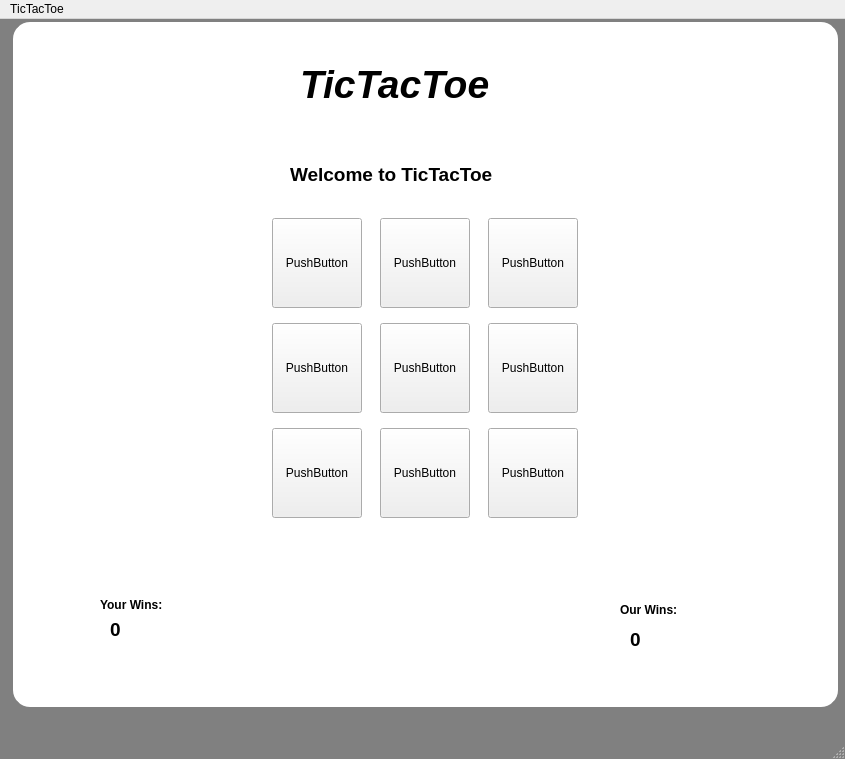
RafaelDaveiga/TicTacToe, file tictactoe.ui: the form before one commit.
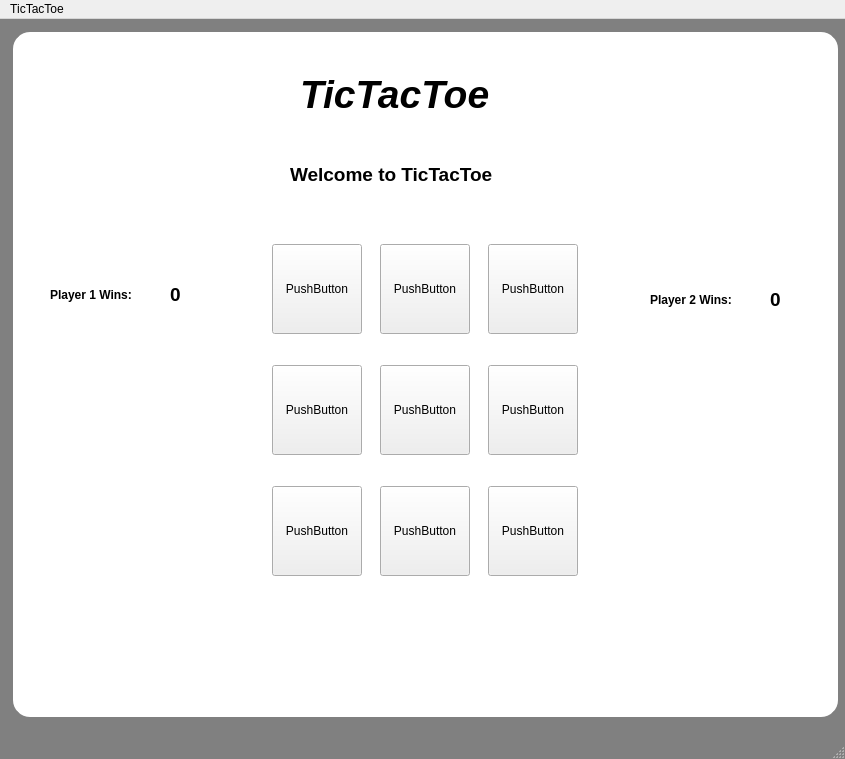
The form after the commit. Icons and pictures are not drawn.

Commit message: TicTacToe Commit still needs work

Patch:
```diff
--- a/tictactoe.ui
+++ b/tictactoe.ui
@@ -53,7 +53,7 @@
     <property name="geometry">
      <rect>
       <x>10</x>
-      <y>0</y>
+      <y>10</y>
       <width>831</width>
       <height>691</height>
      </rect>
@@ -70,12 +70,37 @@
        <x>250</x>
        <y>190</y>
        <width>331</width>
-       <height>321</height>
+       <height>383</height>
       </rect>
      </property>
      <layout class="QGridLayout" name="gridLayout">
-      <item row="2" column="1">
-       <widget class="QPushButton" name="box7">
+      <item row="1" column="0">
+       <widget class="QPushButton" name="box1">
+        <property name="sizePolicy">
+         <sizepolicy hsizetype="Minimum" vsizetype="MinimumExpanding">
+          <horstretch>50</horstretch>
+          <verstretch>50</verstretch>
+         </sizepolicy>
+        </property>
+        <property name="minimumSize">
+         <size>
+          <width>90</width>
+          <height>90</height>
+         </size>
+        </property>
+        <property name="maximumSize">
+         <size>
+          <width>90</width>
+          <height>90</height>
+         </size>
+        </property>
+        <property name="text">
+         <string>PushButton</string>
+        </property>
+       </widget>
+      </item>
+      <item row="2" column="2">
+       <widget class="QPushButton" name="box8">
         <property name="sizePolicy">
          <sizepolicy hsizetype="Minimum" vsizetype="MinimumExpanding">
           <horstretch>50</horstretch>
@@ -100,6 +125,81 @@
        </widget>
       </item>
       <item row="0" column="0">
+       <widget class="QPushButton" name="box0">
+        <property name="sizePolicy">
+         <sizepolicy hsizetype="Minimum" vsizetype="MinimumExpanding">
+          <horstretch>50</horstretch>
+          <verstretch>50</verstretch>
+         </sizepolicy>
+        </property>
+        <property name="minimumSize">
+         <size>
+          <width>90</width>
+          <height>90</height>
+         </size>
+        </property>
+        <property name="maximumSize">
+         <size>
+          <width>90</width>
+          <height>90</height>
+         </size>
+        </property>
+        <property name="text">
+         <string>PushButton</string>
+        </property>
+       </widget>
+      </item>
+      <item row="2" column="0">
+       <widget class="QPushButton" name="box2">
+        <property name="sizePolicy">
+         <sizepolicy hsizetype="Minimum" vsizetype="MinimumExpanding">
+          <horstretch>50</horstretch>
+          <verstretch>50</verstretch>
+         </sizepolicy>
+        </property>
+        <property name="minimumSize">
+         <size>
+          <width>90</width>
+          <height>90</height>
+         </size>
+        </property>
+        <property name="maximumSize">
+         <size>
+          <width>90</width>
+          <height>90</height>
+         </size>
+        </property>
+        <property name="text">
+         <string>PushButton</string>
+        </property>
+       </widget>
+      </item>
+      <item row="1" column="1">
+       <widget class="QPushButton" name="box4">
+        <property name="sizePolicy">
+         <sizepolicy hsizetype="Minimum" vsizetype="MinimumExpanding">
+          <horstretch>50</horstretch>
+          <verstretch>50</verstretch>
+         </sizepolicy>
+        </property>
+        <property name="minimumSize">
+         <size>
+          <width>90</width>
+          <height>90</height>
+         </size>
+        </property>
+        <property name="maximumSize">
+         <size>
+          <width>90</width>
+          <height>90</height>
+         </size>
+        </property>
+        <property name="text">
+         <string>PushButton</string>
+        </property>
+       </widget>
+      </item>
+      <item row="0" column="1">
        <widget class="QPushButton" name="box3">
         <property name="sizePolicy">
          <sizepolicy hsizetype="Minimum" vsizetype="MinimumExpanding">
@@ -124,57 +224,7 @@
         </property>
        </widget>
       </item>
-      <item row="0" column="1">
-       <widget class="QPushButton" name="box4">
-        <property name="sizePolicy">
-         <sizepolicy hsizetype="Minimum" vsizetype="MinimumExpanding">
-          <horstretch>50</horstretch>
-          <verstretch>50</verstretch>
-         </sizepolicy>
-        </property>
-        <property name="minimumSize">
-         <size>
-          <width>90</width>
-          <height>90</height>
-         </size>
-        </property>
-        <property name="maximumSize">
-         <size>
-          <width>90</width>
-          <height>90</height>
-         </size>
-        </property>
-        <property name="text">
-         <string>PushButton</string>
-        </property>
-       </widget>
-      </item>
-      <item row="1" column="1">
-       <widget class="QPushButton" name="box2">
-        <property name="sizePolicy">
-         <sizepolicy hsizetype="Minimum" vsizetype="MinimumExpanding">
-          <horstretch>50</horstretch>
-          <verstretch>50</verstretch>
-         </sizepolicy>
-        </property>
-        <property name="minimumSize">
-         <size>
-          <width>90</width>
-          <height>90</height>
-         </size>
-        </property>
-        <property name="maximumSize">
-         <size>
-          <width>90</width>
-          <height>90</height>
-         </size>
-        </property>
-        <property name="text">
-         <string>PushButton</string>
-        </property>
-       </widget>
-      </item>
-      <item row="0" column="2">
+      <item row="2" column="1">
        <widget class="QPushButton" name="box5">
         <property name="sizePolicy">
          <sizepolicy hsizetype="Minimum" vsizetype="MinimumExpanding">
@@ -199,57 +249,7 @@
         </property>
        </widget>
       </item>
-      <item row="1" column="0">
-       <widget class="QPushButton" name="box1">
-        <property name="sizePolicy">
-         <sizepolicy hsizetype="Minimum" vsizetype="MinimumExpanding">
-          <horstretch>50</horstretch>
-          <verstretch>50</verstretch>
-         </sizepolicy>
-        </property>
-        <property name="minimumSize">
-         <size>
-          <width>90</width>
-          <height>90</height>
-         </size>
-        </property>
-        <property name="maximumSize">
-         <size>
-          <width>90</width>
-          <height>90</height>
-         </size>
-        </property>
-        <property name="text">
-         <string>PushButton</string>
-        </property>
-       </widget>
-      </item>
-      <item row="2" column="0">
-       <widget class="QPushButton" name="box0">
-        <property name="sizePolicy">
-         <sizepolicy hsizetype="Minimum" vsizetype="MinimumExpanding">
-          <horstretch>50</horstretch>
-          <verstretch>50</verstretch>
-         </sizepolicy>
-        </property>
-        <property name="minimumSize">
-         <size>
-          <width>90</width>
-          <height>90</height>
-         </size>
-        </property>
-        <property name="maximumSize">
-         <size>
-          <width>90</width>
-          <height>90</height>
-         </size>
-        </property>
-        <property name="text">
-         <string>PushButton</string>
-        </property>
-       </widget>
-      </item>
-      <item row="1" column="2">
+      <item row="0" column="2">
        <widget class="QPushButton" name="box6">
         <property name="sizePolicy">
          <sizepolicy hsizetype="Minimum" vsizetype="MinimumExpanding">
@@ -274,8 +274,8 @@
         </property>
        </widget>
       </item>
-      <item row="2" column="2">
-       <widget class="QPushButton" name="box8">
+      <item row="1" column="2">
+       <widget class="QPushButton" name="box7">
         <property name="sizePolicy">
          <sizepolicy hsizetype="Minimum" vsizetype="MinimumExpanding">
           <horstretch>50</horstretch>
@@ -326,7 +326,7 @@
      <property name="geometry">
       <rect>
        <x>280</x>
-       <y>130</y>
+       <y>120</y>
        <width>261</width>
        <height>51</height>
       </rect>
@@ -345,9 +345,9 @@
     <widget class="QLabel" name="label_3">
      <property name="geometry">
       <rect>
-       <x>90</x>
-       <y>570</y>
-       <width>81</width>
+       <x>40</x>
+       <y>250</y>
+       <width>111</width>
        <height>31</height>
       </rect>
      </property>
@@ -359,15 +359,15 @@
       </font>
      </property>
      <property name="text">
-      <string>Your Wins:</string>
+      <string>Player 1 Wins:</string>
      </property>
     </widget>
     <widget class="QLabel" name="label_4">
      <property name="geometry">
       <rect>
-       <x>610</x>
-       <y>580</y>
-       <width>81</width>
+       <x>640</x>
+       <y>260</y>
+       <width>111</width>
        <height>21</height>
       </rect>
      </property>
@@ -379,16 +379,16 @@
       </font>
      </property>
      <property name="text">
-      <string>Our Wins:</string>
+      <string>Player 2 Wins:</string>
      </property>
     </widget>
-    <widget class="QLabel" name="label_5">
+    <widget class="QLabel" name="P1wins">
      <property name="geometry">
       <rect>
-       <x>100</x>
-       <y>590</y>
-       <width>51</width>
-       <height>41</height>
+       <x>160</x>
+       <y>250</y>
+       <width>41</width>
+       <height>31</height>
       </rect>
      </property>
      <property name="font">
@@ -403,13 +403,13 @@
       <string>0</string>
      </property>
     </widget>
-    <widget class="QLabel" name="label_6">
+    <widget class="QLabel" name="P2wins">
      <property name="geometry">
       <rect>
-       <x>620</x>
-       <y>600</y>
-       <width>51</width>
-       <height>41</height>
+       <x>760</x>
+       <y>260</y>
+       <width>41</width>
+       <height>21</height>
       </rect>
      </property>
      <property name="font">
```
